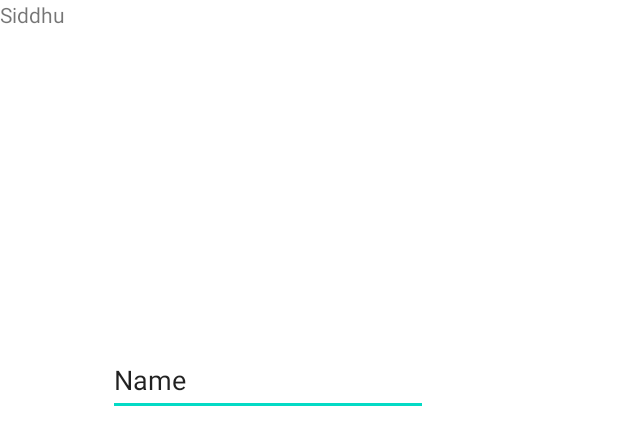
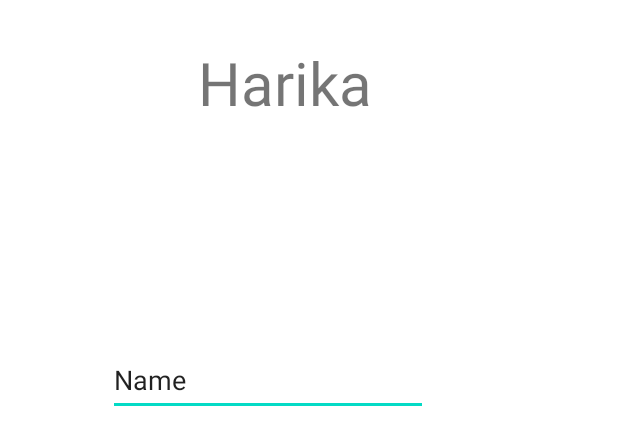
Before and after one commit to Harika-Devarapalli/projectsample, an Android app: the layout nextpage.xml on its own in the app's theme, with its tools: preview values and no code run, on a phone screen of 412 x 824 dp. Shown: the top 445 px of the screen. Run offline under Robolectric (Android 15) with nearby library versions, the phone set to English and light mode, and no system bars.

Commit message:
Changed TextView

```diff
--- a/app/src/main/res/layout/nextpage.xml
+++ b/app/src/main/res/layout/nextpage.xml
@@ -22,7 +22,11 @@
         android:id="@+id/textView"
         android:layout_width="wrap_content"
         android:layout_height="wrap_content"
-        android:text="Siddhu"
+        android:layout_marginStart="132dp"
+        android:layout_marginTop="28dp"
+        android:gravity="center"
+        android:text="Harika"
+        android:textSize="40dp"
         app:layout_constraintStart_toStartOf="parent"
         app:layout_constraintTop_toTopOf="parent" />
 </androidx.constraintlayout.widget.ConstraintLayout>
```
